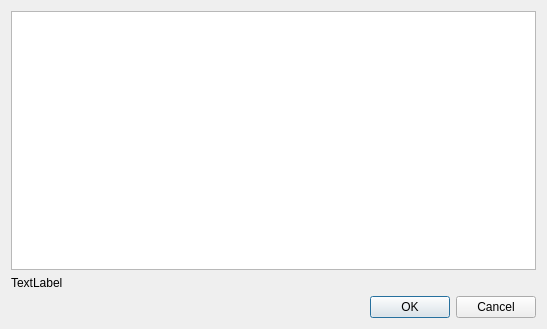
Qt form resources/ui/import_text_dialog.ui (namuan/http-rider) before a commit.
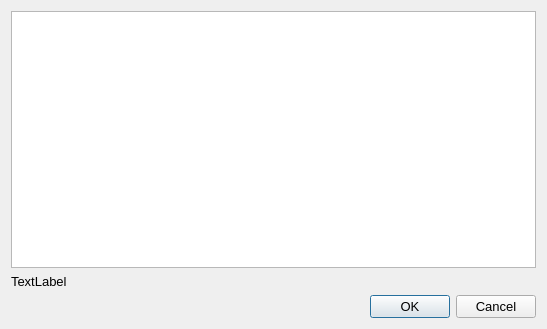
The same form after that commit.

Commit message: [Feature] Added Raw Request/Response rendering [Improv] Refactored more files to absolute imports [Improv] Changed font size to 10

Diff of the .ui file:
```diff
--- a/resources/ui/import_text_dialog.ui
+++ b/resources/ui/import_text_dialog.ui
@@ -13,6 +13,11 @@
     <height>329</height>
    </rect>
   </property>
+  <property name="font">
+   <font>
+    <pointsize>10</pointsize>
+   </font>
+  </property>
   <property name="windowTitle">
    <string>Dialog</string>
   </property>
```
The commit also changes 56 other files.
